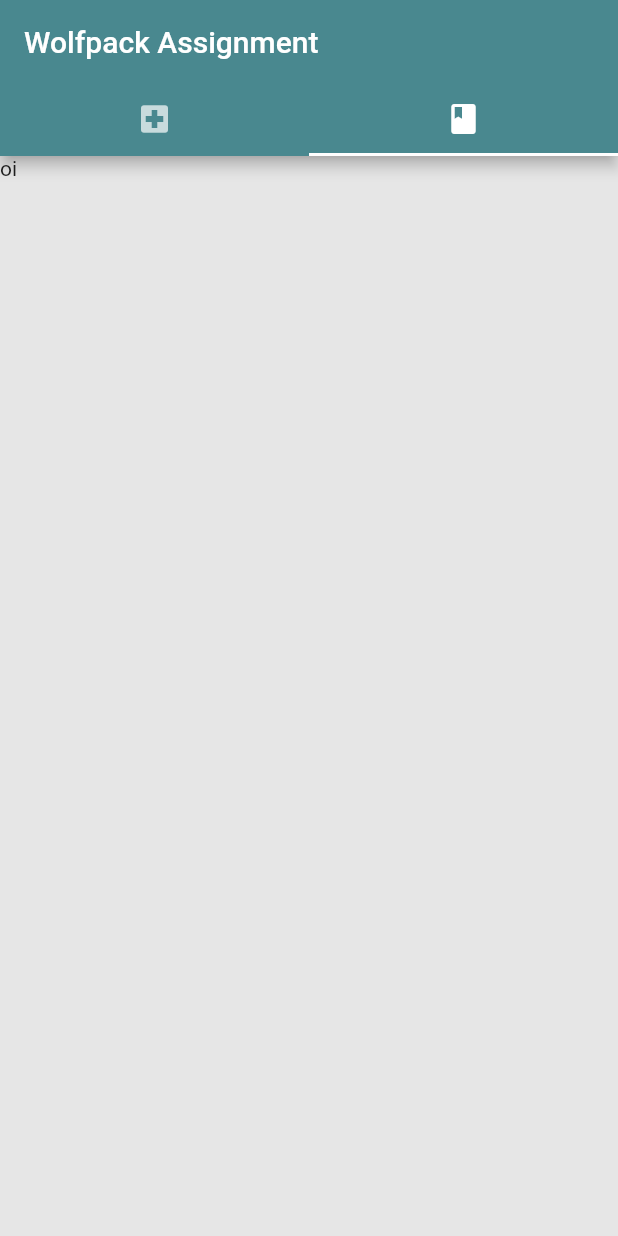
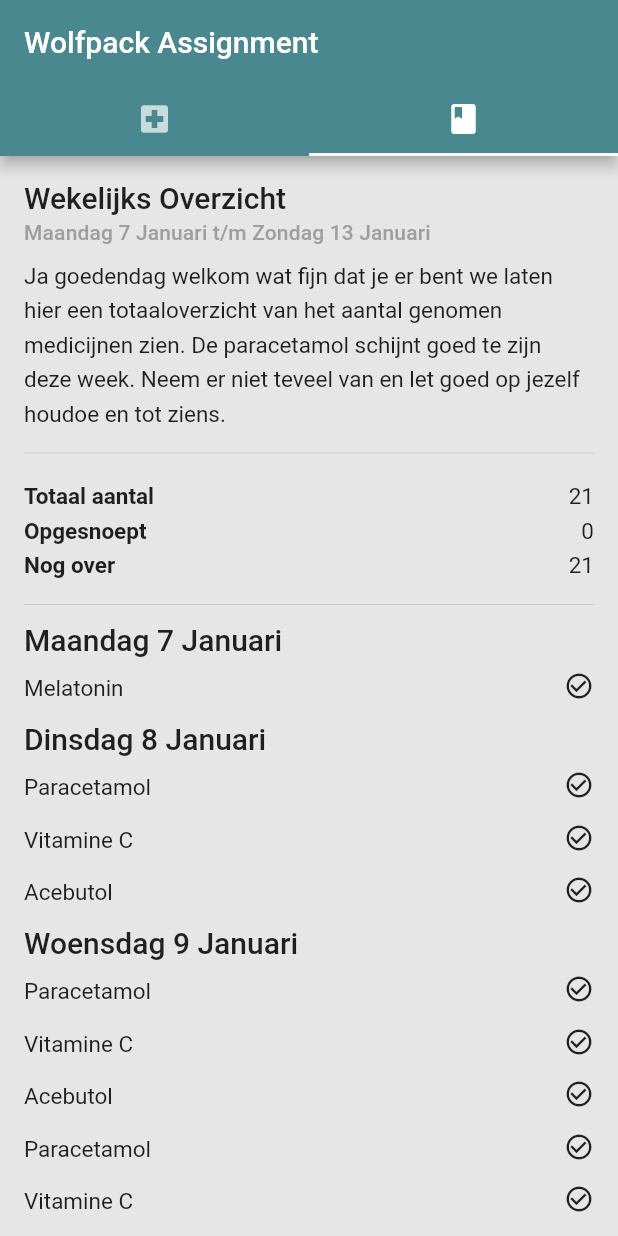
Before and after one commit to codaveto-zz/wolfpack_assignment, a Flutter app: the screen it shows after launch, tab 2 chosen, on a phone screen of 412 x 824 dp. Run offline on Flutter 3.47's test engine with Material 2 defaults, Android fonts, the phone set to English and light mode, and no system bars; drawn by our look-alikes of loading_overlay; our stand-ins replace auto_route, get, get_it, injectable, logger, lottie and 2 more; statements that could not run were skipped.

Commit message:
Finish Part 3

```diff
--- a/lib/service/moment/moment_api_service.dart
+++ b/lib/service/moment/moment_api_service.dart
@@ -2,69 +2,74 @@ import 'dart:math';
 
 import 'package:flutter/material.dart';
 import 'package:wolfpack_assign/data/enum/icon_enum.dart';
+import 'package:wolfpack_assign/data/model/medicine.dart';
 import 'package:wolfpack_assign/data/model/moment.dart';
-import 'package:wolfpack_assign/data/model/medicine.dart';
 import 'package:wolfpack_assign/util/constants/sizes.dart';
 
 class MomentApiService {
+  Moment _breakfast({@required int day}) => Moment(
+      title: 'Ontbijt',
+      date: DateTime(2019, 1, day, 8),
+      icon: IconEnum.breakfast,
+      medicineList: [
+        Medicine(name: 'Paracetamol', isTaken: Random().nextBool()),
+        Medicine(name: 'Vitamine C', isTaken: Random().nextBool())
+      ],
+      isCollapsed: false);
 
-  Moment _breakfast({@required int day}) => Moment(title: 'Ontbijt', date: DateTime(2019, 1, day, 8), icon: IconEnum.breakfast, medicineList: [Medicine(
-      name: 'Paracetamol', isTaken: Random().nextBool()), Medicine(name: 'Vitamine C', isTaken: Random().nextBool())], isCollapsed: false);
+  Moment _lunch({@required int day}) => Moment(
+      title: 'Lunch',
+      date: DateTime(2019, 1, day, 12),
+      icon: IconEnum.home,
+      medicineList: [Medicine(name: 'Acebutol', isTaken: Random().nextBool())],
+      isCollapsed: false);
 
-  Moment _lunch({@required int day}) => Moment(title: 'Lunch', date: DateTime(2019, 1, day, 12), icon: IconEnum.home, medicineList: [Medicine(
-      name: 'Acebutol', isTaken: Random().nextBool())], isCollapsed: false);
+  Moment _atWork({@required int day}) => Moment(
+      title: 'Op \'t werk',
+      date: DateTime(2019, 1, day, 15),
+      icon: IconEnum.business,
+      medicineList: [
+        Medicine(name: 'Paracetamol', isTaken: Random().nextBool()),
+        Medicine(name: 'Vitamine C', isTaken: Random().nextBool())
+      ],
+      isCollapsed: false);
 
-  Moment _atWork({@required int day}) => Moment(title: 'Op \'t werk', date: DateTime(2019, 1, day, 15), icon: IconEnum.business, medicineList: [Medicine(
-      name: 'Paracetamol', isTaken: Random().nextBool()), Medicine(name: 'Vitamine C', isTaken: Random().nextBool())],isCollapsed: false);
-
-  Moment _bedTime({@required int day}) => Moment(title: 'Voor het slapen', date: DateTime(2019, 1, day, 22), icon: IconEnum.alarm, medicineList: [Medicine(
-      name: 'Melatonin', isTaken: Random().nextBool())], isCollapsed: false);
+  Moment _bedTime({@required int day}) => Moment(
+      title: 'Voor het slapen',
+      date: DateTime(2019, 1, day, 22),
+      icon: IconEnum.alarm,
+      medicineList: [Medicine(name: 'Melatonin', isTaken: Random().nextBool())],
+      isCollapsed: false);
 
   Future<List<Moment>> get moments async {
     await Future.delayed(Duration(seconds: CustomSize.defaultFakeWaitingDuration));
     return [
       _breakfast(day: 1),
       _lunch(day: 1),
-
       _breakfast(day: 2),
       _lunch(day: 2),
       _atWork(day: 2),
-
       _breakfast(day: 3),
       _lunch(day: 3),
-
       _breakfast(day: 4),
       _atWork(day: 4),
-
-
-
       _breakfast(day: 6),
       _lunch(day: 6),
       _atWork(day: 6),
-
       _bedTime(day: 7),
-
       _breakfast(day: 8),
       _lunch(day: 8),
-
       _breakfast(day: 9),
       _lunch(day: 9),
       _atWork(day: 9),
-
       _breakfast(day: 10),
       _lunch(day: 10),
-
       _breakfast(day: 11),
       _atWork(day: 11),
-
-
-
       _breakfast(day: 13),
       _lunch(day: 13),
       _atWork(day: 13),
-
       _bedTime(day: 14),
     ];
   }
-
 }
--- /dev/null
+++ b/lib/service/moment/moment_store_service.dart
@@ -0,0 +1,25 @@
+import 'package:wolfpack_assign/data/model/medicine.dart';
+import 'package:wolfpack_assign/data/model/moment.dart';
+import 'package:wolfpack_assign/service/log/logger_service.dart';
+import 'package:wolfpack_assign/service/moment/moment_api_service.dart';
+import 'package:wolfpack_assign/util/injection/locator.dart';
+
+class MomentStoreService {
+  final _log = locator<LoggerService>().getLogger('MomentStoreService');
+  final _momentApiService = locator<MomentApiService>();
+  List<Moment> _moments;
+
+  Future<void> initialise() async {
+    _log.d(''' Getting beautiful moments.. ''');
+    _moments = await _momentApiService.moments;
+    this._moments.sort((a, b) => a.date.compareTo(b.date));
+    _log.i('I am initialized');
+  }
+
+  void takeOrUntakeMedicine(Medicine medicine, int index) {
+    this._moments[index].medicineList.firstWhere((element) => element.name == medicine.name).isTaken =
+        !medicine.isTaken;
+  }
+
+  List<Moment> get moments => _moments;
+}
--- a/lib/ui/views/home/home_view.dart
+++ b/lib/ui/views/home/home_view.dart
@@ -1,7 +1,11 @@
 import 'package:flutter/material.dart';
+import 'package:get/get.dart';
+import 'package:loading_overlay/loading_overlay.dart';
+import 'package:progress_indicators/progress_indicators.dart';
 import 'package:stacked/stacked.dart';
 import 'package:wolfpack_assign/ui/views/check_list/check_list_view.dart';
 import 'package:wolfpack_assign/ui/views/week_overview/week_overview_view.dart';
+import 'package:wolfpack_assign/util/constants/sizes.dart';
 
 import 'home_viewmodel.dart';
 
@@ -29,11 +33,30 @@ class HomeView extends StatelessWidget {
                 ),
               ),
               backgroundColor: Color(0xffe6e6e6),
-              body: TabBarView(
-                children: [
-                  CheckListView(),
-                  WeekOverviewView(),
-                ],
+              body: LoadingOverlay(
+                progressIndicator: Column(
+                  mainAxisAlignment: MainAxisAlignment.center,
+                  children: [
+                    CircularProgressIndicator(
+                      valueColor: AlwaysStoppedAnimation<Color>(Colors.black),
+                    ),
+                    SizedBox(
+                      height: CustomSize.large,
+                    ),
+                    FadingText(
+                      model.loadingText,
+                      style: Get.textTheme.headline6,
+                    ),
+                  ],
+                ),
+                opacity: 1,
+                isLoading: model.isBusy,
+                child: TabBarView(
+                  children: [
+                    CheckListView(),
+                    WeekOverviewView(),
+                  ],
+                ),
               ),
             ),
           );
--- a/lib/ui/views/home/home_viewmodel.dart
+++ b/lib/ui/views/home/home_viewmodel.dart
@@ -1,26 +1,19 @@
 import 'package:logger/logger.dart';
 import 'package:stacked/stacked.dart';
-import 'package:wolfpack_assign/data/model/medicine.dart';
-import 'package:wolfpack_assign/data/model/moment.dart';
 import 'package:wolfpack_assign/service/log/logger_service.dart';
-import 'package:wolfpack_assign/service/moment/moment_api_service.dart';
+import 'package:wolfpack_assign/service/moment/moment_store_service.dart';
 import 'package:wolfpack_assign/util/injection/locator.dart';
-import 'package:wolfpack_assign/util/methods/date_formatter.dart';
 
 class HomeViewModel extends BaseViewModel {
   final Logger _log = locator<LoggerService>().getLogger('HomeViewModel');
-  final MomentApiService _momentApiService = locator<MomentApiService>();
-
-  List<Moment> _moments;
-  DateTime _dayOfLastMoment;
+  final MomentStoreService _momentStoreService = locator<MomentStoreService>();
 
   // --------------- INIT --------------- INIT --------------- INIT --------------- \\
 
   void initialise() async {
-    _log.d(''' Getting beautiful moments.. ''');
-    _moments = await runBusyFuture(_momentApiService.moments);
-    this._moments.sort((a, b) => a.date.compareTo(b.date));
+    await runBusyFuture(_momentStoreService.initialise());
     _log.i('I am initialized');
+
   }
 
   @override
@@ -29,36 +22,9 @@ class HomeViewModel extends BaseViewModel {
     super.dispose();
   }
 
-  // --------------- DAYS --------------- DAYS --------------- DAYS --------------- \\
-
-  bool showHeader(int index) {
-    if (index != 0) {
-      return this._moments[index - 1].date.day != this._moments[index].date.day;
-    }
-    return true;
-  }
-
-  String getHeaderText(int index) {
-    return DateFormatter.header(_moments[index].date);
-  }
-
-  // --------------- UI --------------- UI --------------- UI --------------- \\
-
-  void tapMoment(int index, bool value) {
-    this.notifyListeners();
-  }
-
-  void tapMedicine(Medicine medicine, int momentIndex) {
-    this._moments[momentIndex].medicineList.firstWhere((element) => element.name == medicine.name).isTaken = !medicine.isTaken;
-    this.notifyListeners();
-  }
-
-  // --------------- GET & SET --------------- GET & SET --------------- GET & SET --------------- \\
+// --------------- GET & SET --------------- GET & SET --------------- GET & SET --------------- \\
 
   String get title => 'Wolfpack Assignment';
 
   String get loadingText => 'Loading moments..';
-
-  List<Moment> get moments => _moments;
-
 }
--- a/lib/ui/views/week_overview/week_overview_view.dart
+++ b/lib/ui/views/week_overview/week_overview_view.dart
@@ -1,5 +1,13 @@
 import 'package:flutter/material.dart';
+import 'package:get/get.dart';
 import 'package:stacked/stacked.dart';
+import 'package:wolfpack_assign/data/model/medicine.dart';
+import 'package:wolfpack_assign/data/model/moment.dart';
+import 'package:wolfpack_assign/ui/widget/header.dart';
+import 'package:wolfpack_assign/ui/widget/info_widget.dart';
+import 'package:wolfpack_assign/util/constants/fonts.dart';
+import 'package:wolfpack_assign/util/constants/sizes.dart';
+import 'package:wolfpack_assign/util/methods/date_formatter.dart';
 
 import 'week_overview_viewmodel.dart';
 
@@ -9,10 +17,106 @@ class WeekOverviewView extends StatelessWidget {
   @override
   Widget build(BuildContext context) {
     return ViewModelBuilder<WeekOverviewViewModel>.nonReactive(
-      onModelReady: (model) => model.initialise(),
+        onModelReady: (model) => model.initialise(),
         builder: (context, model, child) {
-          return Text('oi');
+          return Padding(
+            padding: const EdgeInsets.all(CustomSize.medium),
+            child: ListView.builder(
+              itemCount: model.weeklyMoments.length + 1,
+              itemBuilder: (context, index) {
+                if (index == 0) {
+                  return _topView(model);
+                } else {
+                  index -= 1;
+                  final moment = model.weeklyMoments[index];
+                  return Column(
+                    crossAxisAlignment: CrossAxisAlignment.start,
+                    children: [
+                      model.showHeader(index)
+                          ? Padding(
+                              padding: const EdgeInsets.symmetric(vertical: CustomSize.xs),
+                              child: HeaderWidget(
+                                title: DateFormatter.header(moment.date),
+                                small: true,
+                              ),
+                            )
+                          : SizedBox.shrink(),
+                      ..._getMedicines(moment)
+                    ],
+                  );
+                }
+              },
+            ),
+          );
         },
         viewModelBuilder: () => WeekOverviewViewModel());
   }
+
+  List<Widget> _getMedicines(Moment moment) {
+    List<Widget> medicines = [];
+    for (Medicine medicine in moment.medicineList) {
+      medicines.add(Padding(
+        padding: const EdgeInsets.only(top: CustomSize.xs, bottom: CustomSize.small),
+        child: InfoWidget(
+          keyField: medicine.name,
+          valueWidget: medicine.isTaken
+              ? Icon(
+                  Icons.check_circle_outline,
+                  size: CustomSize.iconHeight,
+                )
+              : Icon(
+                  Icons.radio_button_unchecked,
+                  size: CustomSize.iconHeight,
+                ),
+        ),
+      ));
+    }
+    if (medicines.isEmpty)
+      medicines.add(Padding(
+        padding: const EdgeInsets.all(CustomSize.mediumLarge),
+        child: Text(
+          'Geen medicijnen vandaag!',
+          style: TextStyle(fontStyle: FontStyle.italic, color: Colors.white),
+        ),
+      ));
+    return medicines;
+  }
+
+  Column _topView(WeekOverviewViewModel model) {
+    return Column(
+      crossAxisAlignment: CrossAxisAlignment.start,
+      children: [
+        Text(
+          'Wekelijks Overzicht',
+          style: Get.textTheme.headline6,
+        ),
+        _spacer(size: CustomSize.xs),
+        Text(
+          DateFormatter.header(model.weekStart) +
+              ' t/m ' +
+              DateFormatter.header(model.weekStart.add(Duration(days: 6))),
+          style: Get.textTheme.subtitle2.copyWith(color: Colors.grey),
+        ),
+        _spacer(),
+        Text(
+          model.welcomeText,
+          style: CustomFont.bodyText,
+        ),
+        _spacer(),
+        Divider(),
+        _spacer(),
+        InfoWidget(keyField: 'Totaal aantal', valueField: model.totalMedicines),
+        InfoWidget(keyField: 'Opgesnoept', valueField: model.totalTaken),
+        InfoWidget(keyField: 'Nog over', valueField: model.totalMedicines - model.totalTaken),
+        _spacer(),
+        Divider(),
+      ],
+    );
+  }
+
+  SizedBox _spacer({double size}) {
+    return SizedBox(
+      height: size ?? CustomSize.small,
+    );
+  }
 }
--- a/lib/ui/views/week_overview/week_overview_viewmodel.dart
+++ b/lib/ui/views/week_overview/week_overview_viewmodel.dart
@@ -1,12 +1,37 @@
 import 'package:stacked/stacked.dart';
+import 'package:wolfpack_assign/data/model/medicine.dart';
+import 'package:wolfpack_assign/data/model/moment.dart';
 import 'package:wolfpack_assign/service/log/logger_service.dart';
+import 'package:wolfpack_assign/service/moment/moment_store_service.dart';
 import 'package:wolfpack_assign/util/injection/locator.dart';
 
 class WeekOverviewViewModel extends BaseViewModel {
-final _log = locator<LoggerService>().getLogger('WeekOverviewViewModel');
+  final _log = locator<LoggerService>().getLogger('WeekOverviewViewModel');
+
+  final MomentStoreService _momentStoreService = locator<MomentStoreService>();
+  final DateTime weekStart = DateTime(2019, 1, 7);
+
+  List<Moment> _weeklyMoments = [];
+  int _totalMedicines = 0;
+  int _totalTaken = 0;
+
+// --------------- INIT --------------- INIT --------------- INIT --------------- \\
 
   void initialise() async {
+    _initWeeklyMoment(from: weekStart);
     _log.i('I am initialized');
+  }
+
+  void _initWeeklyMoment({DateTime from}) {
+    for (Moment moment in _momentStoreService.moments) {
+      if (moment.date.isAfter(from) && (moment.date.isBefore(from.add(Duration(days: 7))))) {
+        for (Medicine medicine in moment.medicineList) {
+          _totalMedicines++;
+          _totalTaken += medicine.isTaken ? 0 : 1;
+        }
+        _weeklyMoments.add(moment);
+      }
+    }
   }
 
   @override
@@ -15,4 +40,21 @@ final _log = locator<LoggerService>().getLogger('WeekOverviewViewModel');
     super.dispose();
   }
 
+  bool showHeader(int index) {
+    if (index > 1) {
+      return this._weeklyMoments[index - 1].date.day != this._weeklyMoments[index].date.day;
+    }
+    return true;
+  }
+
+  // --------------- GET & SET --------------- GET & SET --------------- GET & SET --------------- \\
+
+  int get totalMedicines => _totalMedicines;
+
+  int get totalTaken => _totalTaken;
+
+  List<Moment> get weeklyMoments => _weeklyMoments;
+
+  String get welcomeText =>
+      '''Ja goedendag welkom wat fijn dat je er bent we laten hier een totaaloverzicht van het aantal genomen medicijnen zien. De paracetamol schijnt goed te zijn deze week. Neem er niet teveel van en let goed op jezelf houdoe en tot ziens.''';
 }
--- /dev/null
+++ b/lib/ui/widget/header.dart
@@ -0,0 +1,26 @@
+import 'package:flutter/material.dart';
+import 'package:get/get.dart';
+import 'package:wolfpack_assign/util/constants/sizes.dart';
+
+class HeaderWidget extends StatelessWidget {
+  final String title;
+  final bool small;
+
+  const HeaderWidget({Key key, this.title, this.small = false}) : super(key: key);
+
+  @override
+  Widget build(BuildContext context) {
+    return Padding(
+      padding: EdgeInsets.only(
+          top: small ? 0 : CustomSize.medium, bottom: small ? 0 : CustomSize.medium, left: small ? 0 : CustomSize.xs),
+      child: Text(
+        title,
+        style: small
+            ? Get.textTheme.headline6
+            : Get.textTheme.headline5.copyWith(
+                color: Colors.blueGrey,
+              ),
+      ),
+    );
+  }
+}
--- /dev/null
+++ b/lib/ui/widget/info_widget.dart
@@ -0,0 +1,27 @@
+import 'package:flutter/material.dart';
+import 'package:wolfpack_assign/util/constants/fonts.dart';
+
+class InfoWidget extends StatelessWidget {
+  final keyField, valueField;
+  final valueWidget;
+
+  const InfoWidget({Key key, @required this.keyField, this.valueField, this.valueWidget}) : super(key: key);
+
+  @override
+  Widget build(BuildContext context) {
+    return Row(
+      mainAxisAlignment: MainAxisAlignment.spaceBetween,
+      children: [
+        Text(
+          keyField.toString(),
+          style: CustomFont.bodyText.copyWith(fontWeight: valueWidget == null ? FontWeight.bold : FontWeight.normal),
+        ),
+        valueWidget ??
+            Text(
+              valueField.toString(),
+              style: CustomFont.bodyText,
+            )
+      ],
+    );
+  }
+}
--- /dev/null
+++ b/lib/util/constants/fonts.dart
@@ -0,0 +1,6 @@
+import 'package:flutter/cupertino.dart';
+import 'package:get/get.dart';
+
+abstract class CustomFont {
+  static TextStyle get bodyText => Get.textTheme.bodyText2.copyWith(fontSize: 15, height: 1.5);
+}
--- a/lib/util/constants/sizes.dart
+++ b/lib/util/constants/sizes.dart
@@ -9,11 +9,11 @@ abstract class CustomSize {
 
   // animations
   static const int defaultAnimationDuration = 400;
-  static const int defaultFakeWaitingDuration = 0;
+  static const int defaultFakeWaitingDuration = 4;
 
   // icon
   static const double iconHeight = 20;
 
   // radius
-static const double cardRadius = 10;
+  static const double cardRadius = 10;
 }
--- a/lib/util/injection/singleton_module.dart
+++ b/lib/util/injection/singleton_module.dart
@@ -1,6 +1,7 @@
 import 'package:injectable/injectable.dart';
 import 'package:wolfpack_assign/service/log/logger_service.dart';
 import 'package:wolfpack_assign/service/moment/moment_api_service.dart';
+import 'package:wolfpack_assign/service/moment/moment_store_service.dart';
 
 @module
 abstract class SingletonModule {
@@ -10,6 +11,8 @@ abstract class SingletonModule {
   MomentApiService get momentApiService;
 
   @singleton
+  MomentStoreService get momentStoreService;
+
+  @singleton
   LoggerService get loggerService;
-
 }
```
Also changed, not shown: lib/ui/views/check_list/check_list_view.dart (+5 -33 lines), lib/ui/views/check_list/check_list_viewmodel.dart (+8 -15 lines), lib/util/methods/date_formatter.dart (+40 -21 lines), lib/util/injection/locator.config.dart. Lines whose indentation alone changed are shown as unchanged.
